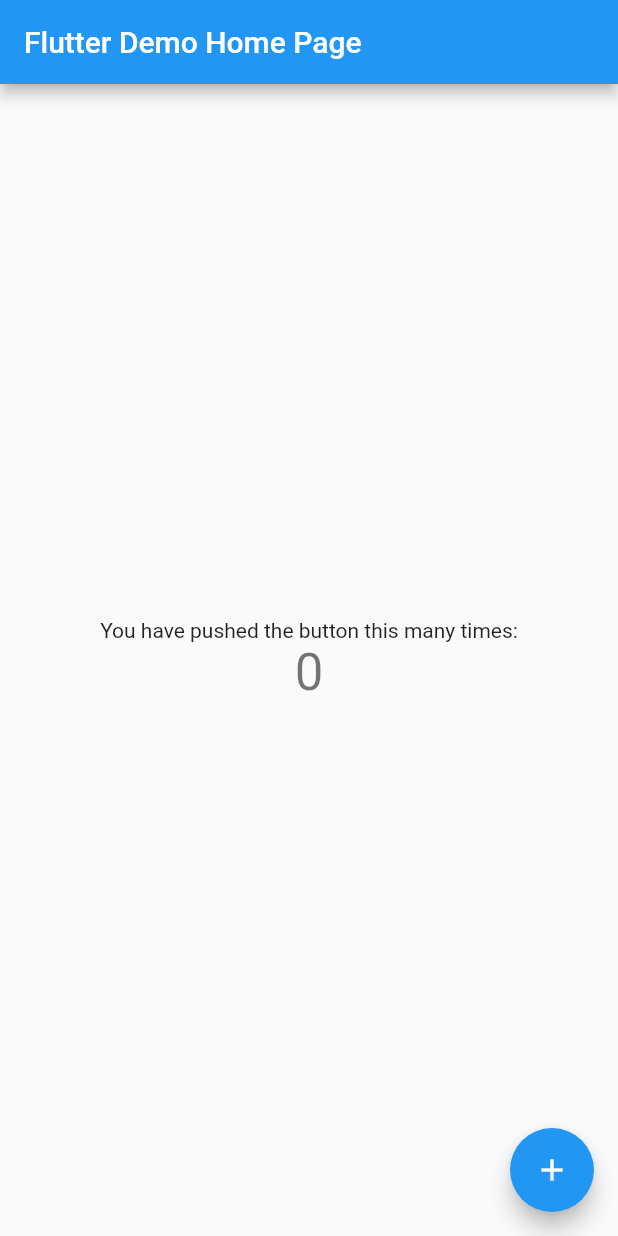
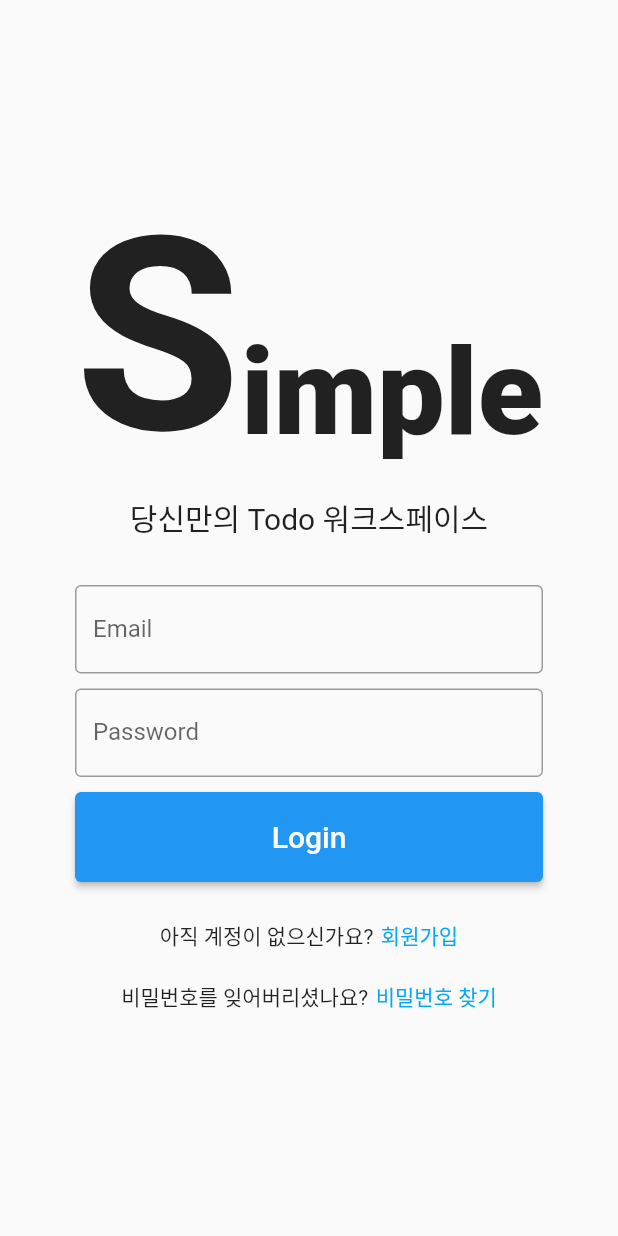
Before and after one commit to KastanEr/Simple, a Flutter app: the screen it shows after launch, on a phone screen of 412 x 824 dp. Run offline on Flutter 3.47's test engine with Material 2 defaults, Android fonts, the phone set to English and light mode, and no system bars; our stand-ins replace firebase_auth, firebase_core; accounts and stored records are empty.

Commit message:
Build LoginScreen

```diff
--- a/lib/main.dart
+++ b/lib/main.dart
@@ -1,115 +1,31 @@
 import 'package:flutter/material.dart';
+import 'package:firebase_core/firebase_core.dart';
+import 'package:simple/screens/register_screen.dart';
+import 'package:simple/service/firebase_options.dart';
+import 'package:simple/screens/home_screen.dart';
+import 'package:simple/screens/login_screen.dart';
 
-void main() {
-  runApp(const MyApp());
+void main() async {
+  WidgetsFlutterBinding.ensureInitialized();
+  await Firebase.initializeApp(
+    options: DefaultFirebaseOptions.currentPlatform,
+  );
+  runApp(const Simple());
 }
 
-class MyApp extends StatelessWidget {
-  const MyApp({super.key});
+class Simple extends StatelessWidget {
+  const Simple({super.key});
 
-  // This widget is the root of your application.
   @override
   Widget build(BuildContext context) {
     return MaterialApp(
-      title: 'Flutter Demo',
-      theme: ThemeData(
-        // This is the theme of your application.
-        //
-        // Try running your application with "flutter run". You'll see the
-        // application has a blue toolbar. Then, without quitting the app, try
-        // changing the primarySwatch below to Colors.green and then invoke
-        // "hot reload" (press "r" in the console where you ran "flutter run",
-        // or simply save your changes to "hot reload" in a Flutter IDE).
-        // Notice that the counter didn't reset back to zero; the application
-        // is not restarted.
-        primarySwatch: Colors.blue,
-      ),
-      home: const MyHomePage(title: 'Flutter Demo Home Page'),
+      debugShowCheckedModeBanner: false,
+      initialRoute: '/login_screen',
+      routes: {
+        '/': (BuildContext context) => const HomeScreen(),
+        '/login_screen': (BuildContext context) => const LoginScreen(),
+        '/signin_screen': (BuildContext context) => const RegisterScreen(),
+      },
     );
   }
 }
-
-class MyHomePage extends StatefulWidget {
-  const MyHomePage({super.key, required this.title});
-
-  // This widget is the home page of your application. It is stateful, meaning
-  // that it has a State object (defined below) that contains fields that affect
-  // how it looks.
-
-  // This class is the configuration for the state. It holds the values (in this
-  // case the title) provided by the parent (in this case the App widget) and
-  // used by the build method of the State. Fields in a Widget subclass are
-  // always marked "final".
-
-  final String title;
-
-  @override
-  State<MyHomePage> createState() => _MyHomePageState();
-}
-
-class _MyHomePageState extends State<MyHomePage> {
-  int _counter = 0;
-
-  void _incrementCounter() {
-    setState(() {
-      // This call to setState tells the Flutter framework that something has
-      // changed in this State, which causes it to rerun the build method below
-      // so that the display can reflect the updated values. If we changed
-      // _counter without calling setState(), then the build method would not be
-      // called again, and so nothing would appear to happen.
-      _counter++;
-    });
-  }
-
-  @override
-  Widget build(BuildContext context) {
-    // This method is rerun every time setState is called, for instance as done
-    // by the _incrementCounter method above.
-    //
-    // The Flutter framework has been optimized to make rerunning build methods
-    // fast, so that you can just rebuild anything that needs updating rather
-    // than having to individually change instances of widgets.
-    return Scaffold(
-      appBar: AppBar(
-        // Here we take the value from the MyHomePage object that was created by
-        // the App.build method, and use it to set our appbar title.
-        title: Text(widget.title),
-      ),
-      body: Center(
-        // Center is a layout widget. It takes a single child and positions it
-        // in the middle of the parent.
-        child: Column(
-          // Column is also a layout widget. It takes a list of children and
-          // arranges them vertically. By default, it sizes itself to fit its
-          // children horizontally, and tries to be as tall as its parent.
-          //
-          // Invoke "debug painting" (press "p" in the console, choose the
-          // "Toggle Debug Paint" action from the Flutter Inspector in Android
-          // Studio, or the "Toggle Debug Paint" command in Visual Studio Code)
-          // to see the wireframe for each widget.
-          //
-          // Column has various properties to control how it sizes itself and
-          // how it positions its children. Here we use mainAxisAlignment to
-          // center the children vertically; the main axis here is the vertical
-          // axis because Columns are vertical (the cross axis would be
-          // horizontal).
-          mainAxisAlignment: MainAxisAlignment.center,
-          children: <Widget>[
-            const Text(
-              'You have pushed the button this many times:',
-            ),
-            Text(
-              '$_counter',
-              style: Theme.of(context).textTheme.headline4,
-            ),
-          ],
-        ),
-      ),
-      floatingActionButton: FloatingActionButton(
-        onPressed: _incrementCounter,
-        tooltip: 'Increment',
-        child: const Icon(Icons.add),
-      ), // This trailing comma makes auto-formatting nicer for build methods.
-    );
-  }
-}
--- /dev/null
+++ b/lib/screens/home_screen.dart
@@ -0,0 +1,10 @@
+import 'package:flutter/material.dart';
+
+class HomeScreen extends StatelessWidget {
+  const HomeScreen({super.key});
+
+  @override
+  Widget build(BuildContext context) {
+    return Container();
+  }
+}
--- /dev/null
+++ b/lib/screens/login_screen.dart
@@ -0,0 +1,141 @@
+import 'package:flutter/material.dart';
+
+class LoginScreen extends StatelessWidget {
+  const LoginScreen({super.key});
+
+  onPressedLoginButton() {
+    print("로그인");
+  }
+
+  onTapRegister() {
+    print("회원가입");
+  }
+
+  onTapForgotPassword() {
+    print("비밀번호 찾기");
+  }
+
+  @override
+  Widget build(BuildContext context) {
+    return Scaffold(
+      body: SafeArea(
+        child: Column(
+          mainAxisAlignment: MainAxisAlignment.center,
+          children: [
+            Row(
+              mainAxisAlignment: MainAxisAlignment.center,
+              crossAxisAlignment: CrossAxisAlignment.center,
+              children: [
+                const Text(
+                  "S",
+                  style: TextStyle(
+                    fontSize: 180,
+                    fontWeight: FontWeight.w600,
+                  ),
+                ),
+                Column(
+                  children: const [
+                    SizedBox(
+                      height: 75,
+                    ),
+                    Text(
+                      "imple",
+                      style: TextStyle(
+                        fontSize: 80,
+                        fontWeight: FontWeight.w900,
+                      ),
+                    ),
+                  ],
+                ),
+              ],
+            ),
+            const Text(
+              "당신만의 Todo 워크스페이스",
+              style: TextStyle(fontSize: 20),
+            ),
+            Padding(
+              padding: const EdgeInsets.symmetric(horizontal: 50, vertical: 30),
+              child: Column(
+                children: [
+                  const TextField(
+                    decoration: InputDecoration(
+                      border: OutlineInputBorder(),
+                      label: Text("Email"),
+                    ),
+                  ),
+                  const SizedBox(
+                    height: 10,
+                  ),
+                  const TextField(
+                    decoration: InputDecoration(
+                      border: OutlineInputBorder(),
+                      label: Text(
+                        "Password",
+                      ),
+                    ),
+                  ),
+                  const SizedBox(
+                    height: 10,
+                  ),
+                  ElevatedButton(
+                    onPressed: onPressedLoginButton,
+                    style: ElevatedButton.styleFrom(
+                        minimumSize: const Size(1000, 60)),
+                    child: const Text(
+                      "Login",
+                      style: TextStyle(
+                        fontSize: 20,
+                      ),
+                    ),
+                  ),
+                  const SizedBox(
+                    height: 25,
+                  ),
+                  Row(
+                    mainAxisAlignment: MainAxisAlignment.center,
+                    children: [
+                      const Text("아직 계정이 없으신가요?"),
+                      const SizedBox(
+                        width: 5,
+                      ),
+                      GestureDetector(
+                        onTap: onTapRegister,
+                        child: const Text(
+                          "회원가입",
+                          style: TextStyle(
+                            color: Colors.lightBlue,
+                          ),
+                        ),
+                      ),
+                    ],
+                  ),
+                  const SizedBox(
+                    height: 20,
+                  ),
+                  Row(
+                    mainAxisAlignment: MainAxisAlignment.center,
+                    children: [
+                      const Text("비밀번호를 잊어버리셨나요?"),
+                      const SizedBox(
+                        width: 5,
+                      ),
+                      GestureDetector(
+                        onTap: onTapForgotPassword,
+                        child: const Text(
+                          "비밀번호 찾기",
+                          style: TextStyle(
+                            color: Colors.lightBlue,
+                          ),
+                        ),
+                      ),
+                    ],
+                  ),
+                ],
+              ),
+            ),
+          ],
+        ),
+      ),
+    );
+  }
+}
--- /dev/null
+++ b/lib/screens/register_screen.dart
@@ -0,0 +1,14 @@
+import 'package:flutter/material.dart';
+
+class RegisterScreen extends StatelessWidget {
+  const RegisterScreen({super.key});
+
+  @override
+  Widget build(BuildContext context) {
+    return Scaffold(
+      body: SafeArea(
+        child: Column(),
+      ),
+    );
+  }
+}
--- /dev/null
+++ b/lib/service/user_management.dart
@@ -0,0 +1,11 @@
+import 'package:firebase_auth/firebase_auth.dart';
+
+class UserManagement {
+  static Future<bool> creatUserAccount(String email, String password) async {
+    await FirebaseAuth.instance.createUserWithEmailAndPassword(
+      email: email,
+      password: password,
+    );
+    return true;
+  }
+}
--- a/pubspec.yaml
+++ b/pubspec.yaml
@@ -36,6 +36,9 @@ dependencies:
   # The following adds the Cupertino Icons font to your application.
   # Use with the CupertinoIcons class for iOS style icons.
   cupertino_icons: ^1.0.2
+  firebase_core: ^2.4.1
+  firebase_auth: ^4.2.5
+  firebase_ui_auth: ^1.1.9
 
 dev_dependencies:
   flutter_test:
```
Also changed, not shown: lib/service/firebase_options.dart (added), pubspec.lock, 23 other files.
